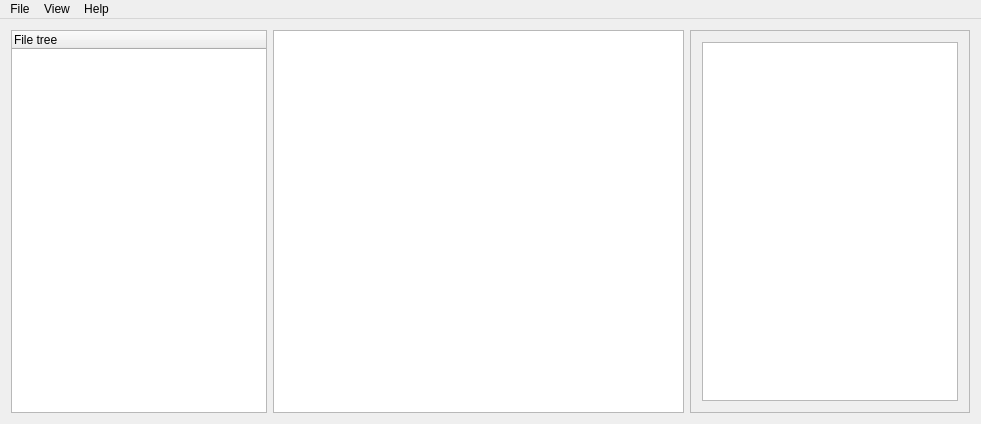
This is hintergrund-ui/mainwindow.ui in univrsal/hintergrund as Qt 5 draws it before an edit. The edited form follows.
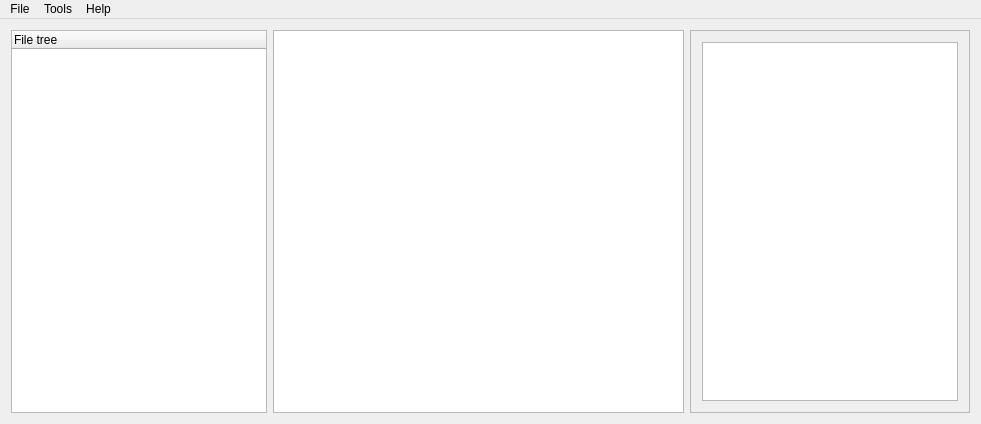
This is the edited form.

Commit message: added tag dialog

```diff
--- a/hintergrund-ui/mainwindow.ui
+++ b/hintergrund-ui/mainwindow.ui
@@ -89,7 +89,7 @@
    </widget>
    <widget class="QMenu" name="menuView">
     <property name="title">
-     <string>View</string>
+     <string>Tools</string>
     </property>
    </widget>
    <widget class="QMenu" name="menuHelp">
```
Left out of the diff: 12 changed lines with no effect on the pictures. The commit also changes 4 other files.
